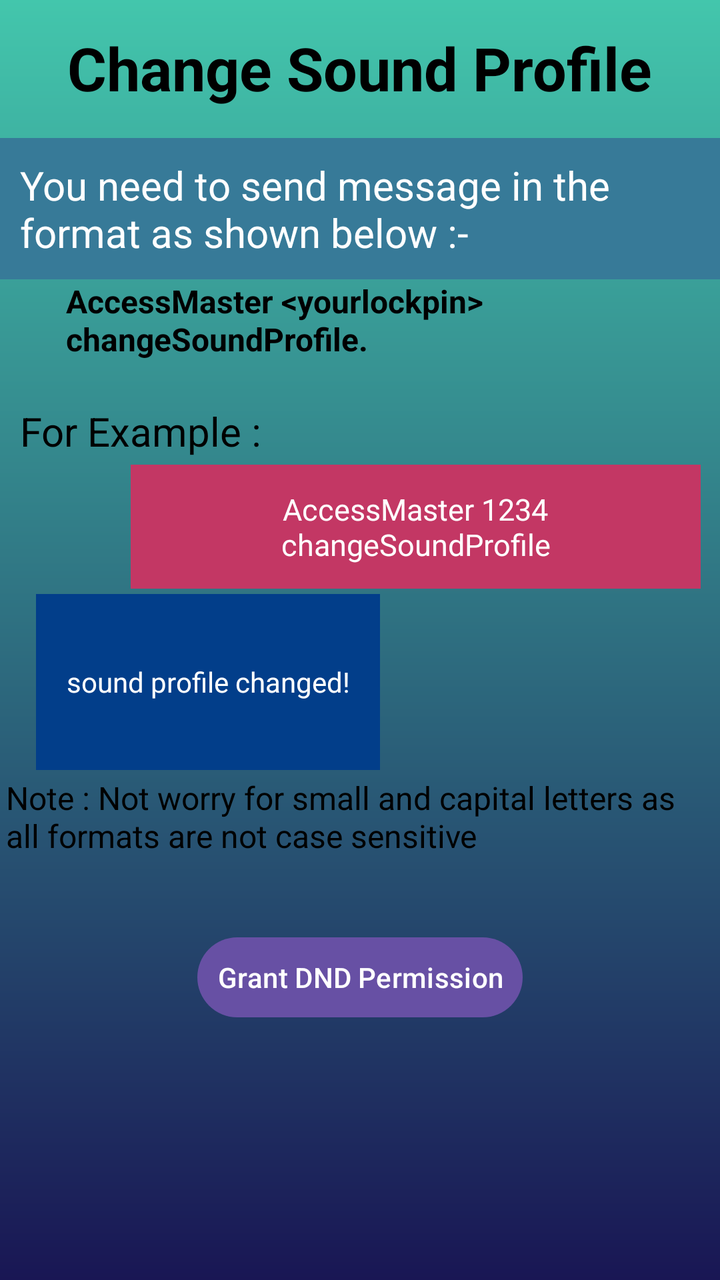
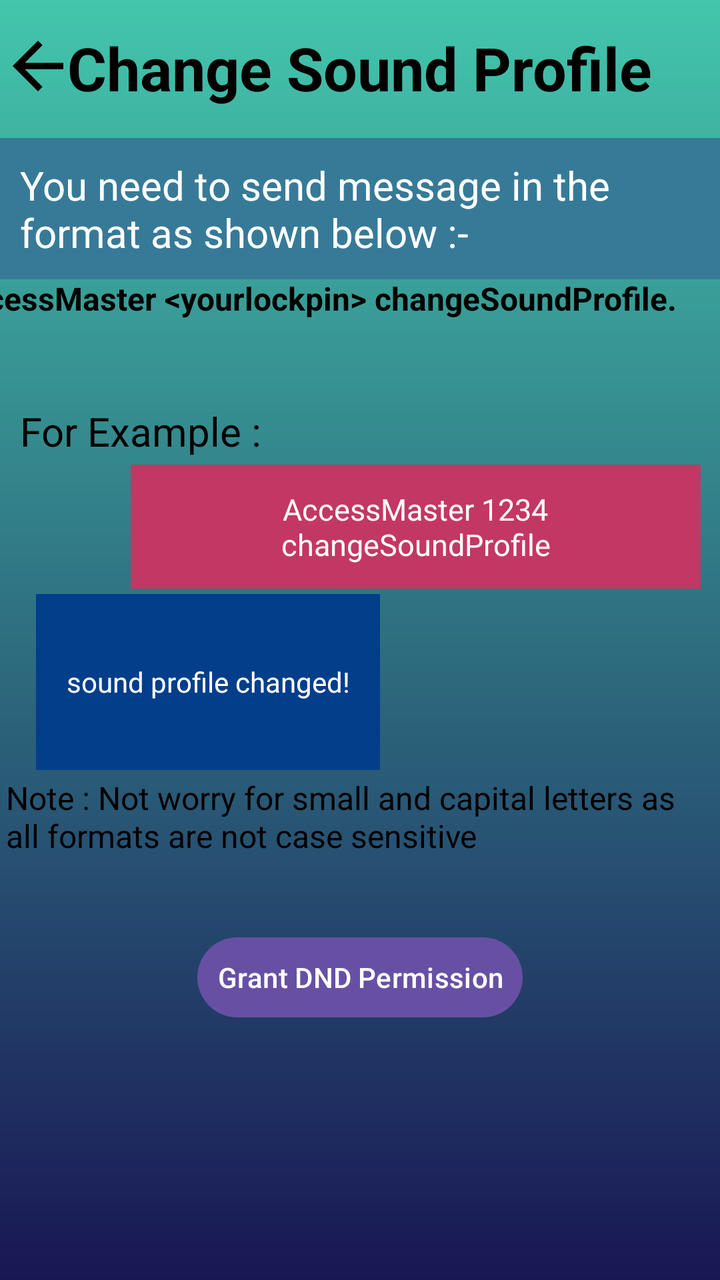

The first picture is an Android layout as it rendered before a commit; the second is the same layout after the commit. The layout source and the unified diff follow.
<!-- AndroidManifest.xml: application theme Theme.AccessMaster -->
<!-- res/layout/soundprofile.xml -->
<?xml version="1.0" encoding="utf-8"?>
<androidx.constraintlayout.widget.ConstraintLayout xmlns:android="http://schemas.android.com/apk/res/android"
    xmlns:app="http://schemas.android.com/apk/res-auto"
    xmlns:tools="http://schemas.android.com/tools"
    android:layout_width="match_parent"
    android:layout_height="match_parent"
    android:background="@drawable/gradient">


    <TextView
        android:id="@+id/contact"
        android:layout_width="wrap_content"
        android:layout_height="wrap_content"
        android:background="#377A98"
        android:padding="10dp"
        android:text="You need to send message in the format as shown below :-"
        android:textColor="#FFFFFF"
        android:textSize="20dp"
        app:layout_constraintBottom_toBottomOf="parent"
        app:layout_constraintTop_toTopOf="parent"
        app:layout_constraintVertical_bias="0.121"
        tools:ignore="HardcodedText"
        tools:layout_editor_absoluteX="0dp" />

    <TextView
        android:layout_width="327dp"
        android:layout_height="60dp"
        android:text="AccessMaster &lt;yourlockpin&gt; changeSoundProfile."
        android:textColor="#000000"
        android:textSize="16sp"
        android:textStyle="bold"
        app:layout_constraintBottom_toBottomOf="parent"
        app:layout_constraintEnd_toEndOf="parent"
        app:layout_constraintHorizontal_bias="1.0"
        app:layout_constraintStart_toStartOf="parent"
        app:layout_constraintTop_toTopOf="parent"
        app:layout_constraintVertical_bias="0.241" />

    <TextView
        android:layout_width="wrap_content"
        android:layout_height="wrap_content"
        android:text="Change Sound Profile"
        android:textSize="30sp"
        android:textColor="@color/black"
        android:textStyle="bold"
        app:layout_constraintBottom_toBottomOf="parent"
        app:layout_constraintEnd_toEndOf="parent"
        app:layout_constraintHorizontal_bias="0.497"
        app:layout_constraintStart_toStartOf="parent"
        app:layout_constraintTop_toTopOf="parent"
        app:layout_constraintVertical_bias="0.023" />

    <TextView
        android:layout_width="wrap_content"
        android:layout_height="wrap_content"
        android:padding="10dp"
        android:text="For Example :"
        android:textColor="@color/black"
        android:textSize="20sp"
        app:layout_constraintBottom_toBottomOf="parent"
        app:layout_constraintEnd_toEndOf="parent"
        app:layout_constraintHorizontal_bias="0.0"
        app:layout_constraintStart_toStartOf="parent"
        app:layout_constraintTop_toTopOf="parent"
        app:layout_constraintVertical_bias="0.324"
        tools:ignore="HardcodedText" />

    <TextView
        android:layout_width="285dp"
        android:layout_height="wrap_content"
        android:background="#C33764"
        android:gravity="center"
        android:padding="12dp"
        android:text="AccessMaster 1234 changeSoundProfile"
        android:textColor="#ffffff"
        android:textSize="15sp"
        app:layout_constraintBottom_toBottomOf="parent"
        app:layout_constraintEnd_toEndOf="parent"
        app:layout_constraintHorizontal_bias="0.873"
        app:layout_constraintStart_toStartOf="parent"
        app:layout_constraintTop_toTopOf="parent"
        app:layout_constraintVertical_bias="0.402" />

    <TextView
        android:id="@+id/textView7"
        android:layout_width="172dp"
        android:layout_height="88dp"
        android:background="#023E8A"
        android:gravity="center"
        android:padding="12dp"
        android:text="sound profile changed!"
        android:textColor="@color/white"
        android:textSize="14sp"
        app:layout_constraintBottom_toBottomOf="parent"
        app:layout_constraintEnd_toEndOf="parent"
        app:layout_constraintHorizontal_bias="0.096"
        app:layout_constraintStart_toStartOf="parent"
        app:layout_constraintTop_toTopOf="parent"
        app:layout_constraintVertical_bias="0.538" />

    <TextView
        android:id="@+id/textView6"
        android:layout_width="354dp"
        android:layout_height="51dp"
        android:text="Note : Not worry for small and capital letters as all formats are not case sensitive"
        android:textColor="#000000"
        android:textSize="16sp"
        app:layout_constraintBottom_toBottomOf="parent"
        app:layout_constraintEnd_toEndOf="parent"
        app:layout_constraintStart_toStartOf="parent"
        app:layout_constraintTop_toTopOf="parent"
        app:layout_constraintVertical_bias="0.659" />

    <Button
        android:id="@+id/btnGrantDndPermission"
        android:layout_width="wrap_content"
        android:layout_height="wrap_content"
        android:layout_gravity="center"
        android:padding="10dp"
        android:text="Grant DND Permission"
        android:textColor="@android:color/white"
        app:layout_constraintBottom_toBottomOf="parent"
        app:layout_constraintEnd_toEndOf="parent"
        app:layout_constraintStart_toStartOf="parent"
        app:layout_constraintTop_toBottomOf="@+id/textView6"
        app:layout_constraintVertical_bias="0.168" />


</androidx.constraintlayout.widget.ConstraintLayout>
<!-- resources referenced by this layout -->
<resources>
  <color name="black">#FF000000</color>
  <color name="white">#FFFFFFFF</color>
  <!-- drawable gradient (drawable) -->
  <?xml version="1.0" encoding="utf-8"?>
  <shape xmlns:android="http://schemas.android.com/apk/res/android">
  <gradient android:startColor="@color/one" android:endColor="@color/two" android:angle="18"/>
  </shape>
  <style name="Theme.AccessMaster" parent="Base.Theme.AccessMaster" />
  <color name="one">#43C6AC</color>
  <color name="two">#191654</color>
  <style name="Base.Theme.AccessMaster" parent="Theme.Material3.DayNight.NoActionBar">
          
          
      </style>
</resources>

<!-- the commit's change to res/layout/soundprofile.xml (unified diff, before → after) -->
@@ -23,18 +23,30 @@
         tools:layout_editor_absoluteX="0dp" />
 
     <TextView
-        android:layout_width="327dp"
-        android:layout_height="60dp"
+        android:layout_width="387dp"
+        android:layout_height="49dp"
         android:text="AccessMaster &lt;yourlockpin&gt; changeSoundProfile."
         android:textColor="#000000"
         android:textSize="16sp"
         android:textStyle="bold"
         app:layout_constraintBottom_toBottomOf="parent"
         app:layout_constraintEnd_toEndOf="parent"
-        app:layout_constraintHorizontal_bias="1.0"
+        app:layout_constraintHorizontal_bias="0.958"
         app:layout_constraintStart_toStartOf="parent"
         app:layout_constraintTop_toTopOf="parent"
-        app:layout_constraintVertical_bias="0.241" />
+        app:layout_constraintVertical_bias="0.234" />
+
+    <ImageView
+        android:id="@+id/backarrow"
+        android:layout_width="38dp"
+        android:layout_height="38dp"
+        app:layout_constraintBottom_toBottomOf="parent"
+        app:layout_constraintEnd_toEndOf="parent"
+        app:layout_constraintHorizontal_bias="0.0"
+        app:layout_constraintStart_toStartOf="parent"
+        app:layout_constraintTop_toTopOf="parent"
+        app:layout_constraintVertical_bias="0.023"
+        app:srcCompat="@drawable/barrow" />
 
     <TextView
         android:layout_width="wrap_content"
<!-- resource entries referenced after the edit -->
@@ -2,6 +2,12 @@
 <resources>
   <color name="black">#FF000000</color>
   <color name="white">#FFFFFFFF</color>
+  <!-- drawable barrow (drawable) -->
+  <vector xmlns:android="http://schemas.android.com/apk/res/android" android:autoMirrored="true" android:height="24dp" android:tint="#000000" android:viewportHeight="24" android:viewportWidth="24" android:width="24dp">
+  
+      <path android:fillColor="@android:color/white" android:pathData="M20,11H7.83l5.59,-5.59L12,4l-8,8 8,8 1.41,-1.41L7.83,13H20v-2z"/>
+  
+  </vector>
   <!-- drawable gradient (drawable) -->
   <?xml version="1.0" encoding="utf-8"?>
   <shape xmlns:android="http://schemas.android.com/apk/res/android">
